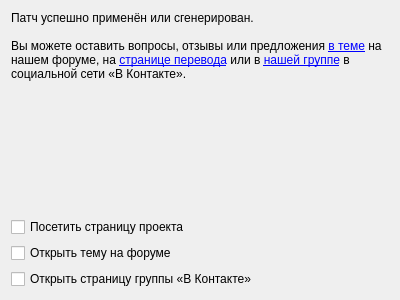
Before: the Qt Designer form game-specific/Metroid Prime 3/Patcher/wizard/ui/CompletedPage.ui in mbystryantsev/consolgames-tools, drawn with Qt 5.
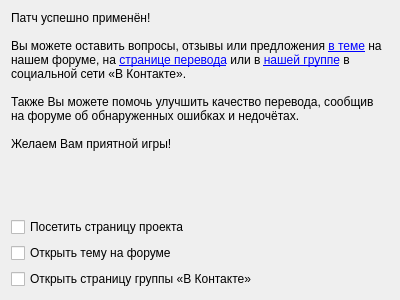
After: the same form once the commit is applied.

```diff
--- a/game-specific/Metroid Prime 3/Patcher/wizard/ui/CompletedPage.ui
+++ b/game-specific/Metroid Prime 3/Patcher/wizard/ui/CompletedPage.ui
@@ -20,9 +20,13 @@
    <item>
     <widget class="QLabel" name="label_2">
      <property name="text">
-      <string>Патч успешно применён или сгенерирован.
+      <string>Патч успешно применён!
 &lt;br/&gt;&lt;br/&gt;
-Вы можете оставить вопросы, отзывы или предложения &lt;a href=&quot;http://consolgames.ru/forum/&quot;&gt;в теме&lt;/a&gt; на нашем форуме, на &lt;a href=&quot;http://consolgames.ru/translations/Metroid_Prime_3&quot;&gt;странице перевода&lt;/a&gt; или в &lt;a href=&quot;http://vk.com/club18909038&quot;&gt;нашей группе&lt;/a&gt; в социальной сети «В Контакте».</string>
+Вы можете оставить вопросы, отзывы или предложения &lt;a href=&quot;http://consolgames.ru/forum/index.php?showtopic=204&quot;&gt;в теме&lt;/a&gt; на нашем форуме, на &lt;a href=&quot;http://consolgames.ru/translations/Metroid_Prime_3&quot;&gt;странице перевода&lt;/a&gt; или в &lt;a href=&quot;http://vk.com/club18909038&quot;&gt;нашей группе&lt;/a&gt; в социальной сети «В Контакте».
+&lt;br/&gt;&lt;br/&gt;
+Также Вы можете помочь улучшить качество перевода, сообщив на форуме об обнаруженных ошибках и недочётах.
+&lt;br/&gt;&lt;br/&gt;
+Желаем Вам приятной игры!</string>
      </property>
      <property name="textFormat">
       <enum>Qt::RichText</enum>
```
